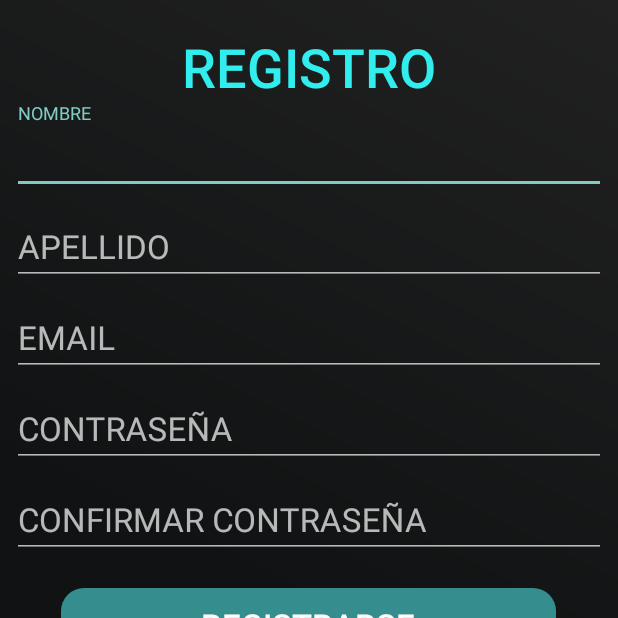
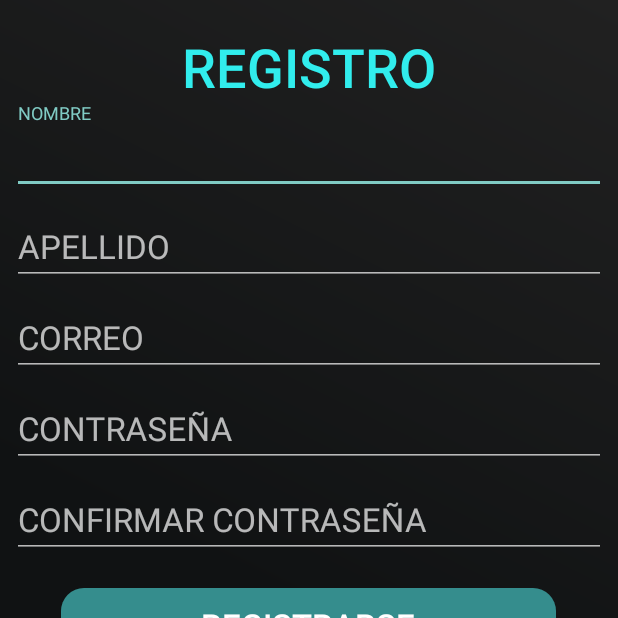
Before and after one commit to AMST-FIEC-ESPOL/AMST-1T2020-Tracking-de-mochila-v2.0, an Android app: the Registro screen opened directly, with no data from a screen before it, on a phone screen of 412 x 824 dp, the top half of it. Run offline under Robolectric (Android 15) with nearby library versions, the phone set to English and light mode, and no system bars; our stand-ins replace Firebase (no records; nobody signed in at launch, a user with empty details on screens opened directly).

Commit message:
Funcionalidad del Registro con sus validaciones en Registro.class

```diff
--- /dev/null
+++ b/GBag/app/src/main/res/drawable/ic_check_green_24dp.xml
@@ -0,0 +1,5 @@
+<vector android:height="24dp" android:tint="#06FF0E"
+    android:viewportHeight="24" android:viewportWidth="24"
+    android:width="24dp" xmlns:android="http://schemas.android.com/apk/res/android">
+    <path android:fillColor="@android:color/white" android:pathData="M9,16.17L4.83,12l-1.42,1.41L9,19 21,7l-1.41,-1.41z"/>
+</vector>
--- a/GBag/app/src/main/res/layout/activity_registro.xml
+++ b/GBag/app/src/main/res/layout/activity_registro.xml
@@ -35,7 +35,7 @@
                 app:boxStrokeColor="@color/colorPrimaryDark">
 
                 <com.google.android.material.textfield.TextInputEditText
-                    android:id="@+id/nombre_registro"
+                    android:id="@+id/EdTnombre_registro"
                     android:layout_width="match_parent"
                     android:layout_height="50dp"
                     android:layout_marginStart="8dp"
@@ -60,7 +60,7 @@
                 app:boxStrokeColor="@color/colorPrimaryDark">
 
                 <com.google.android.material.textfield.TextInputEditText
-                    android:id="@+id/apellido_registro"
+                    android:id="@+id/EdTapellido_registro"
                     android:layout_width="match_parent"
                     android:layout_height="50dp"
                     android:layout_marginStart="8dp"
@@ -85,20 +85,20 @@
                 app:boxStrokeColor="@color/colorPrimaryDark">
 
                 <com.google.android.material.textfield.TextInputEditText
-                    android:id="@+id/email_registro"
+                    android:id="@+id/EdTemail_registro"
                     android:layout_width="match_parent"
                     android:layout_height="50dp"
                     android:layout_marginStart="8dp"
                     android:layout_marginTop="20dp"
                     android:layout_marginEnd="8dp"
                     android:ems="10"
-                    android:hint="EMAIL"
+                    android:hint="CORREO"
                     android:inputType="textPersonName"
+                    android:singleLine="true"
                     android:text=""
                     android:textColor="#ffffff"
                     android:textColorHint="#b4b7b7"
-                    android:textSize="22sp"
-                    android:singleLine="true"/>
+                    android:textSize="22sp" />
 
             </com.google.android.material.textfield.TextInputLayout>
 
@@ -109,7 +109,7 @@
                 app:boxStrokeColor="@color/colorPrimaryDark">
 
                 <com.google.android.material.textfield.TextInputEditText
-                    android:id="@+id/pass_registro"
+                    android:id="@+id/EdTpass_registro"
                     android:layout_width="match_parent"
                     android:layout_height="50dp"
                     android:layout_marginStart="8dp"
@@ -128,7 +128,7 @@
             </com.google.android.material.textfield.TextInputLayout>
 
             <TextView
-                android:id="@+id/pass_longitud"
+                android:id="@+id/Txtpass_longitud"
                 android:layout_width="match_parent"
                 android:layout_height="wrap_content"
                 android:layout_marginStart="8dp"
@@ -140,7 +140,7 @@
                 android:visibility="gone" />
 
             <TextView
-                android:id="@+id/pass_digito"
+                android:id="@+id/Txtpass_espacio"
                 android:layout_width="match_parent"
                 android:layout_height="wrap_content"
                 android:layout_marginStart="8dp"
@@ -148,11 +148,11 @@
                 android:layout_marginEnd="8dp"
                 android:drawableStart="@drawable/ic_cancel_red_24dp"
                 android:padding="5dp"
-                android:text="Al menos 1 digito"
+                android:text="Sin espacio"
                 android:visibility="gone" />
 
             <TextView
-                android:id="@+id/pass_mayuscula"
+                android:id="@+id/Txtpass_mayuscula"
                 android:layout_width="match_parent"
                 android:layout_height="wrap_content"
                 android:layout_marginStart="8dp"
@@ -164,7 +164,7 @@
                 android:visibility="gone" />
 
             <TextView
-                android:id="@+id/pass_minuscula"
+                android:id="@+id/Txtpass_digito"
                 android:layout_width="match_parent"
                 android:layout_height="wrap_content"
                 android:layout_marginStart="8dp"
@@ -172,7 +172,7 @@
                 android:layout_marginEnd="8dp"
                 android:drawableStart="@drawable/ic_cancel_red_24dp"
                 android:padding="5dp"
-                android:text="Al menos 1 minuscula"
+                android:text="Al menos 1 digito"
                 android:visibility="gone" />
 
             <com.google.android.material.textfield.TextInputLayout
@@ -181,7 +181,7 @@
                 app:boxStrokeColor="@color/colorPrimaryDark">
 
                 <com.google.android.material.textfield.TextInputEditText
-                    android:id="@+id/passconfir_registro"
+                    android:id="@+id/EdTpassconfir_registro"
                     android:layout_width="match_parent"
                     android:layout_height="50dp"
                     android:layout_marginStart="8dp"
@@ -212,6 +212,7 @@
                 android:layout_gravity="center"
                 android:layout_marginTop="20dp"
                 android:background="@drawable/back_registbutton"
+                android:onClick="registro"
                 android:text="REGISTRARSE"
                 android:textColor="#ffffff"
                 android:textSize="22sp" />
```
Also changed, not shown: GBag/app/src/main/java/com/example/g_bag/Login.java (+11 -2 lines), GBag/app/src/main/java/com/example/g_bag/Registro.java (+304 -0 lines).
